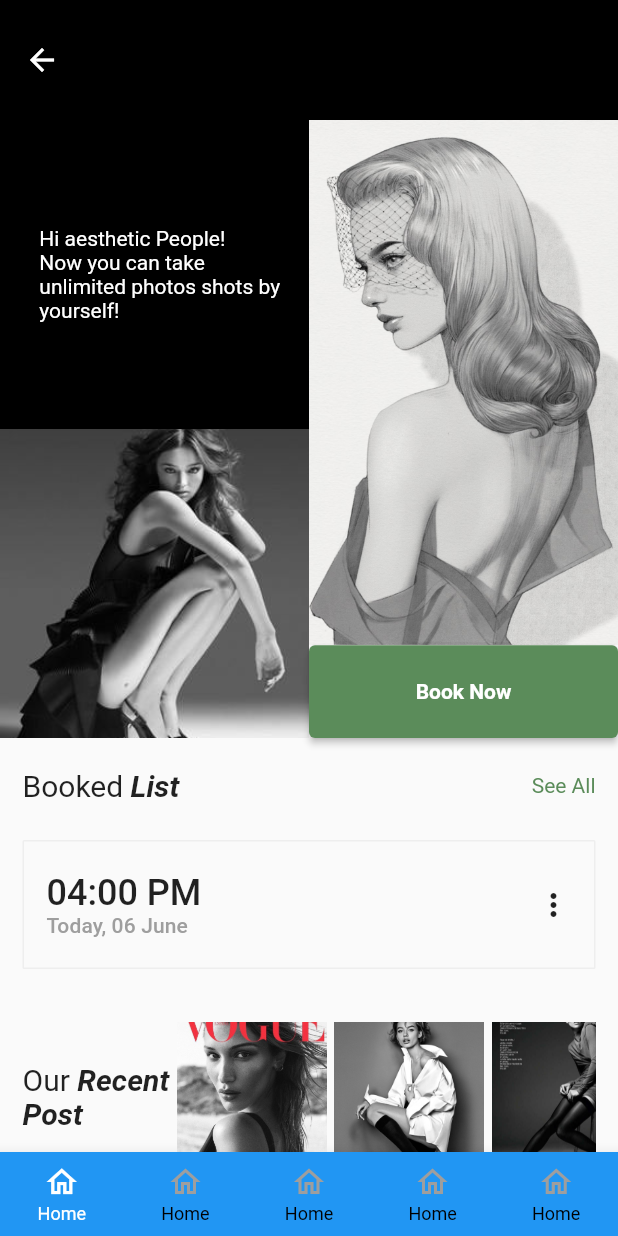
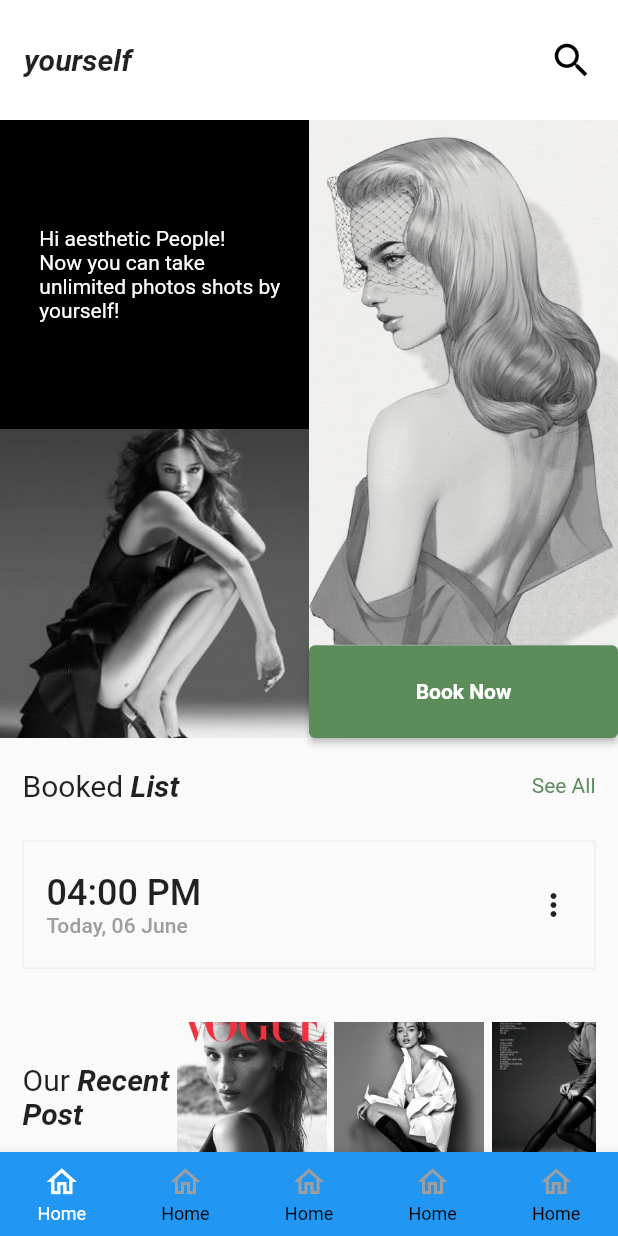
Before and after one commit to kritikasubba/yourself-, a Flutter app: the HomePage screen opened by its route, on a phone screen of 412 x 824 dp. Run offline on Flutter 3.47's test engine with Material 2 defaults, Android fonts, the phone set to English and light mode, and no system bars; our stand-ins replace auto_route.

Commit message:
fixed navbar

```diff
--- a/lib/app/Navigation/home_page.dart
+++ b/lib/app/Navigation/home_page.dart
@@ -13,18 +13,19 @@ class HomePage extends StatelessWidget {
   Widget build(BuildContext context) {
     return Scaffold(
         appBar: AppBar(
+          automaticallyImplyLeading: false,
           toolbarHeight: 80,
           elevation: 0,
-          backgroundColor: Colors.black,
+          backgroundColor: Colors.white,
           title: Row(
             mainAxisAlignment: MainAxisAlignment.spaceBetween,
             children: [
               Text(
                 'yourself',
                 style: Theme.of(context).textTheme.bodyText2?.copyWith(
-                      fontWeight: FontWeight.bold,
-                      fontStyle: FontStyle.italic,
-                    ),
+                    fontWeight: FontWeight.bold,
+                    fontStyle: FontStyle.italic,
+                    fontSize: 20),
               ),
               const Icon(
                 Icons.search_outlined,
--- a/lib/app/pages/book_page.dart
+++ b/lib/app/pages/book_page.dart
@@ -8,6 +8,7 @@ class BookPage extends StatelessWidget {
   Widget build(BuildContext context) {
     return Scaffold(
       appBar: AppBar(
+        automaticallyImplyLeading: false,
         backgroundColor: Colors.white,
         title: Row(
           mainAxisAlignment: MainAxisAlignment.spaceBetween,
@@ -28,7 +29,7 @@ class BookPage extends StatelessWidget {
                   style: Theme.of(context)
                       .textTheme
                       .headline6
-                      ?.copyWith(fontWeight: FontWeight.bold)),
+                      ?.copyWith(fontWeight: FontWeight.w400)),
               TextSpan(
                   text: 'Studio',
                   style: Theme.of(context).textTheme.headline6?.copyWith(
```
